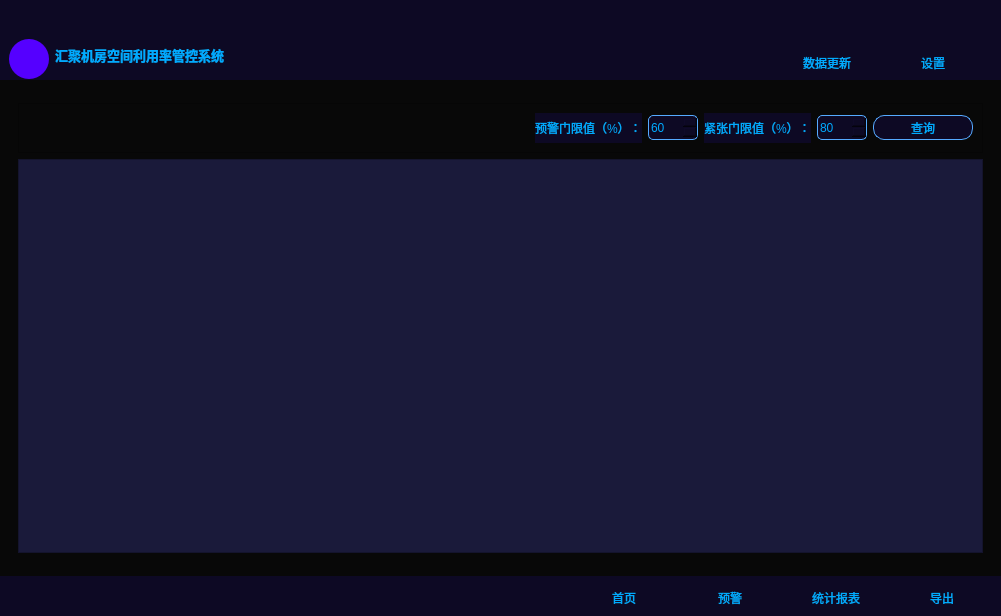
First picture: the form in main.ui, repository sysuwyc09/aggrHouse, before the edit.
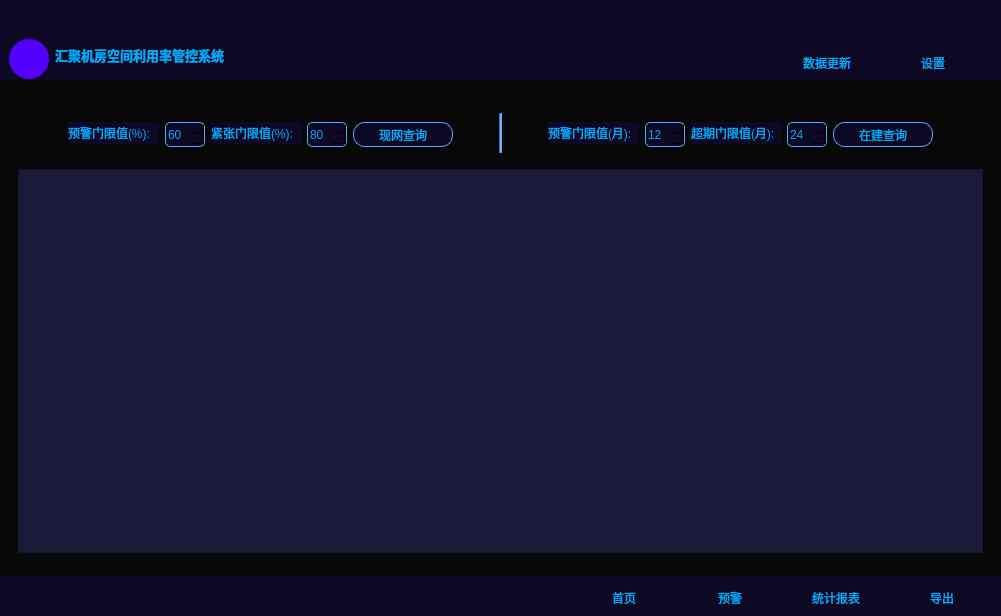
Second picture: the form after the edit. The open tabs and pages were chosen to show the change. Icons and pictures are not drawn. Custom widgets are drawn as their Qt base class.

Commit message: 添加在建机房分析

Patch:
```diff
--- a/main.ui
+++ b/main.ui
@@ -1235,24 +1235,6 @@
           </layout>
          </widget>
          <widget class="QWidget" name="importFile_page">
-          <layout class="QHBoxLayout" name="horizontalLayout_13">
-           <item>
-            <spacer name="horizontalSpacer_2">
-             <property name="orientation">
-              <enum>Qt::Horizontal</enum>
-             </property>
-             <property name="sizeType">
-              <enum>QSizePolicy::Fixed</enum>
-             </property>
-             <property name="sizeHint" stdset="0">
-              <size>
-               <width>50</width>
-               <height>20</height>
-              </size>
-             </property>
-            </spacer>
-           </item>
-           <item>
             <layout class="QVBoxLayout" name="verticalLayout_2">
              <item>
               <spacer name="verticalSpacer">
@@ -1851,25 +1833,7 @@
                <property name="sizeHint" stdset="0">
                 <size>
                  <width>848</width>
-                 <height>78</height>
-                </size>
-               </property>
-              </spacer>
-             </item>
-            </layout>
-           </item>
-           <item>
-            <spacer name="horizontalSpacer_4">
-             <property name="orientation">
-              <enum>Qt::Horizontal</enum>
-             </property>
-             <property name="sizeType">
-              <enum>QSizePolicy::Fixed</enum>
-             </property>
-             <property name="sizeHint" stdset="0">
-              <size>
-               <width>50</width>
-               <height>20</height>
+               <height>97</height>
               </size>
              </property>
             </spacer>
@@ -1909,13 +1873,13 @@
              <property name="minimumSize">
               <size>
                <width>0</width>
-               <height>50</height>
+               <height>60</height>
               </size>
              </property>
              <property name="maximumSize">
               <size>
                <width>16777215</width>
-               <height>50</height>
+               <height>60</height>
               </size>
              </property>
              <property name="frameShape">
@@ -1924,20 +1888,16 @@
              <property name="frameShadow">
               <enum>QFrame::Raised</enum>
              </property>
+             <layout class="QHBoxLayout" name="horizontalLayout_16">
+              <item>
+               <widget class="QFrame" name="frame_2">
              <layout class="QHBoxLayout" name="horizontalLayout_9">
-              <item>
-               <spacer name="horizontalSpacer_9">
-                <property name="orientation">
-                 <enum>Qt::Horizontal</enum>
-                </property>
-                <property name="sizeHint" stdset="0">
-                 <size>
-                  <width>498</width>
-                  <height>17</height>
-                 </size>
-                </property>
-               </spacer>
-              </item>
+                 <property name="leftMargin">
+                  <number>40</number>
+                 </property>
+                 <property name="rightMargin">
+                  <number>40</number>
+                 </property>
               <item>
                <widget class="QLabel" name="label_6">
                 <property name="sizePolicy">
@@ -1966,7 +1926,7 @@
 }</string>
                 </property>
                 <property name="text">
-                 <string>预警门限值（%）：</string>
+                    <string>预警门限值(%):</string>
                 </property>
                </widget>
               </item>
@@ -1980,13 +1940,13 @@
                 </property>
                 <property name="minimumSize">
                  <size>
-                  <width>50</width>
+                     <width>40</width>
                   <height>25</height>
                  </size>
                 </property>
                 <property name="maximumSize">
                  <size>
-                  <width>50</width>
+                     <width>40</width>
                   <height>25</height>
                  </size>
                 </property>
@@ -2032,7 +1992,7 @@
 }</string>
                 </property>
                 <property name="text">
-                 <string>紧张门限值（%）：</string>
+                    <string>紧张门限值(%):</string>
                 </property>
                </widget>
               </item>
@@ -2046,13 +2006,13 @@
                 </property>
                 <property name="minimumSize">
                  <size>
-                  <width>50</width>
+                     <width>40</width>
                   <height>25</height>
                  </size>
                 </property>
                 <property name="maximumSize">
                  <size>
-                  <width>50</width>
+                     <width>40</width>
                   <height>25</height>
                  </size>
                 </property>
@@ -2108,8 +2068,207 @@
 }</string>
                 </property>
                 <property name="text">
-                 <string>查询</string>
-                </property>
+                    <string>现网查询</string>
+                   </property>
+                  </widget>
+                 </item>
+                </layout>
+               </widget>
+              </item>
+              <item>
+               <widget class="Line" name="line">
+                <property name="styleSheet">
+                 <string notr="true">background-color: rgb(85, 170, 255);</string>
+                </property>
+                <property name="orientation">
+                 <enum>Qt::Vertical</enum>
+                </property>
+               </widget>
+              </item>
+              <item>
+               <widget class="QFrame" name="frame_3">
+                <layout class="QHBoxLayout" name="horizontalLayout_13">
+                 <property name="leftMargin">
+                  <number>40</number>
+                 </property>
+                 <property name="rightMargin">
+                  <number>40</number>
+                 </property>
+                 <item>
+                  <widget class="QLabel" name="label_8">
+                   <property name="sizePolicy">
+                    <sizepolicy hsizetype="Preferred" vsizetype="Preferred">
+                     <horstretch>0</horstretch>
+                     <verstretch>0</verstretch>
+                    </sizepolicy>
+                   </property>
+                   <property name="minimumSize">
+                    <size>
+                     <width>0</width>
+                     <height>0</height>
+                    </size>
+                   </property>
+                   <property name="maximumSize">
+                    <size>
+                     <width>16777215</width>
+                     <height>16777215</height>
+                    </size>
+                   </property>
+                   <property name="styleSheet">
+                    <string notr="true">QLabel {
+
+	background-color: rgb(13, 9, 36);
+	color: rgb(0, 170, 255);
+}</string>
+                   </property>
+                   <property name="text">
+                    <string>预警门限值(月):</string>
+                   </property>
+                  </widget>
+                 </item>
+                 <item>
+                  <widget class="QSpinBox" name="yellow_month_QB">
+                   <property name="sizePolicy">
+                    <sizepolicy hsizetype="Maximum" vsizetype="Maximum">
+                     <horstretch>0</horstretch>
+                     <verstretch>0</verstretch>
+                    </sizepolicy>
+                   </property>
+                   <property name="minimumSize">
+                    <size>
+                     <width>40</width>
+                     <height>25</height>
+                    </size>
+                   </property>
+                   <property name="maximumSize">
+                    <size>
+                     <width>40</width>
+                     <height>25</height>
+                    </size>
+                   </property>
+                   <property name="styleSheet">
+                    <string notr="true">QSpinBox{
+	border: 1px solid rgb(85, 170, 255);
+	background-color: rgb(13, 9, 36);
+	color: rgb(0, 170, 255);
+	border-radius: 5;
+}
+</string>
+                   </property>
+                   <property name="value">
+                    <number>12</number>
+                   </property>
+                  </widget>
+                 </item>
+                 <item>
+                  <widget class="QLabel" name="label_9">
+                   <property name="sizePolicy">
+                    <sizepolicy hsizetype="Preferred" vsizetype="Preferred">
+                     <horstretch>0</horstretch>
+                     <verstretch>0</verstretch>
+                    </sizepolicy>
+                   </property>
+                   <property name="minimumSize">
+                    <size>
+                     <width>0</width>
+                     <height>0</height>
+                    </size>
+                   </property>
+                   <property name="maximumSize">
+                    <size>
+                     <width>16777215</width>
+                     <height>16777215</height>
+                    </size>
+                   </property>
+                   <property name="styleSheet">
+                    <string notr="true">QLabel {
+
+	background-color: rgb(13, 9, 36);
+	color: rgb(0, 170, 255);
+}</string>
+                   </property>
+                   <property name="text">
+                    <string>超期门限值(月):</string>
+                   </property>
+                  </widget>
+                 </item>
+                 <item>
+                  <widget class="QSpinBox" name="red_month_QB">
+                   <property name="sizePolicy">
+                    <sizepolicy hsizetype="Maximum" vsizetype="Maximum">
+                     <horstretch>0</horstretch>
+                     <verstretch>0</verstretch>
+                    </sizepolicy>
+                   </property>
+                   <property name="minimumSize">
+                    <size>
+                     <width>40</width>
+                     <height>25</height>
+                    </size>
+                   </property>
+                   <property name="maximumSize">
+                    <size>
+                     <width>40</width>
+                     <height>25</height>
+                    </size>
+                   </property>
+                   <property name="styleSheet">
+                    <string notr="true">QSpinBox{
+	border: 1px solid rgb(85, 170, 255);
+	background-color: rgb(13, 9, 36);
+	color: rgb(0, 170, 255);
+	border-radius: 5;
+}
+</string>
+                   </property>
+                   <property name="value">
+                    <number>24</number>
+                   </property>
+                  </widget>
+                 </item>
+                 <item>
+                  <widget class="QPushButton" name="search_work_bt">
+                   <property name="sizePolicy">
+                    <sizepolicy hsizetype="Fixed" vsizetype="Fixed">
+                     <horstretch>0</horstretch>
+                     <verstretch>0</verstretch>
+                    </sizepolicy>
+                   </property>
+                   <property name="minimumSize">
+                    <size>
+                     <width>100</width>
+                     <height>25</height>
+                    </size>
+                   </property>
+                   <property name="maximumSize">
+                    <size>
+                     <width>100</width>
+                     <height>25</height>
+                    </size>
+                   </property>
+                   <property name="styleSheet">
+                    <string notr="true">QPushButton {
+	border: 1px solid rgb(85, 170, 255);
+	background-color: rgb(13, 9, 36);
+	border-radius: 11;
+	color: rgb(0, 170, 255);
+}
+
+QPushButton:hover {
+	background-color: rgb(85, 0, 255);
+	color: rgb(7, 255, 119);
+}
+
+QPushButton:pressed {
+	background-color: rgb(0, 0, 0);
+}</string>
+                   </property>
+                   <property name="text">
+                    <string>在建查询</string>
+                   </property>
+                  </widget>
+                 </item>
+                </layout>
                </widget>
               </item>
              </layout>
```
Left out of the diff: 248 changed lines with no effect on the pictures. Lines whose indentation alone changed are shown as unchanged. The commit also changes 4 other files.
